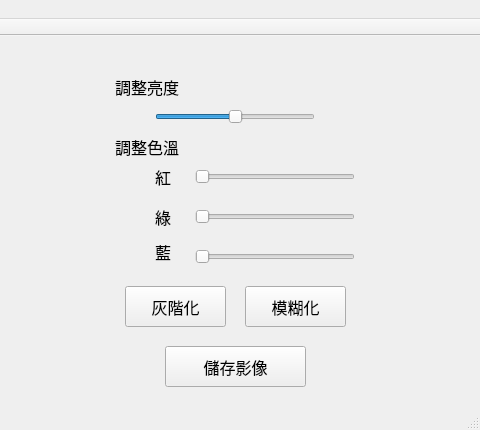
First picture: the form in mainwindow.ui, repository abbasid/QtCourse_ImageProcessing, before the edit; both pictures show x 495 to 975 and y 0 to 430 of the 975 by 430 pixel window.
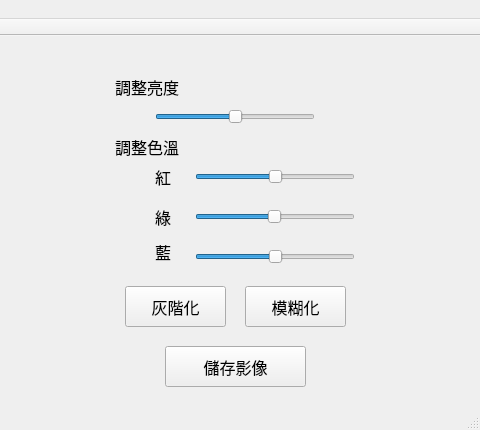
Second picture: the form after the edit.

The edit to the form file:
```diff
--- a/mainwindow.ui
+++ b/mainwindow.ui
@@ -55,6 +55,12 @@
       <height>22</height>
      </rect>
     </property>
+    <property name="minimum">
+     <number>-128</number>
+    </property>
+    <property name="maximum">
+     <number>127</number>
+    </property>
     <property name="orientation">
      <enum>Qt::Horizontal</enum>
     </property>
@@ -68,6 +74,12 @@
       <height>22</height>
      </rect>
     </property>
+    <property name="minimum">
+     <number>-127</number>
+    </property>
+    <property name="maximum">
+     <number>128</number>
+    </property>
     <property name="orientation">
      <enum>Qt::Horizontal</enum>
     </property>
@@ -81,6 +93,12 @@
       <height>22</height>
      </rect>
     </property>
+    <property name="minimum">
+     <number>-128</number>
+    </property>
+    <property name="maximum">
+     <number>127</number>
+    </property>
     <property name="orientation">
      <enum>Qt::Horizontal</enum>
     </property>
```
Left out of the diff: 2 changed lines with no effect on the pictures.
